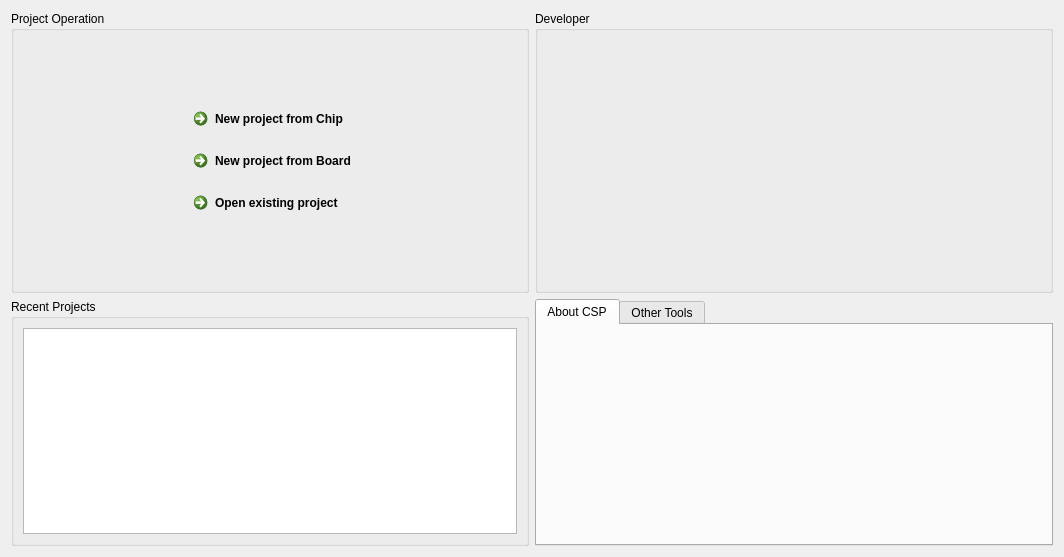
This is apps/dev/views/ViewHome.ui in csplink/csp as Qt 5 draws it before an edit. The edited form follows.
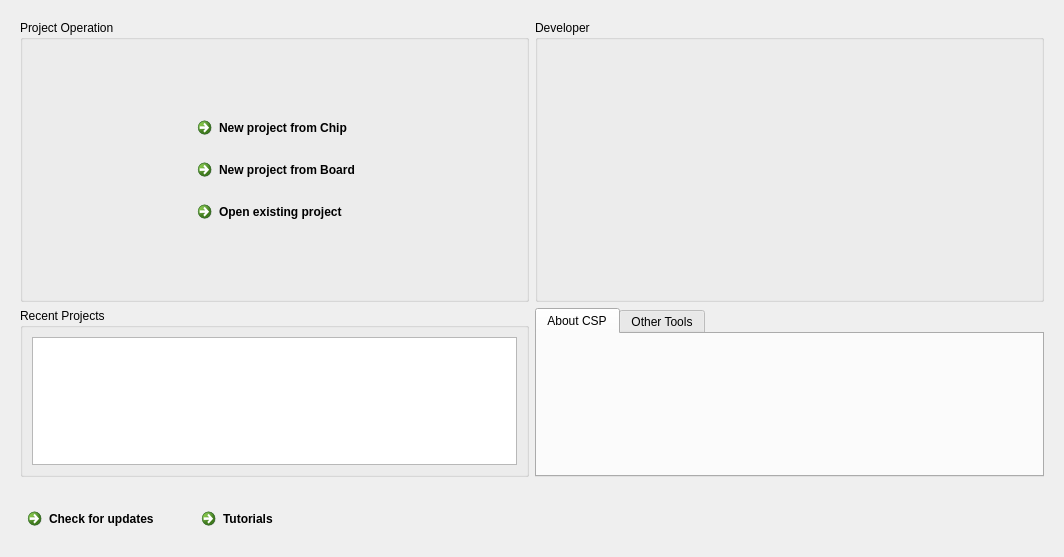
This is the edited form. The open tabs and pages were chosen to show the change.

```diff
--- a/apps/dev/views/ViewHome.ui
+++ b/apps/dev/views/ViewHome.ui
@@ -16,7 +16,10 @@
   <property name="styleSheet">
    <string notr="true"/>
   </property>
-  <layout class="QGridLayout" name="gridLayout" rowstretch="1,1" columnstretch="1,1">
+  <layout class="QVBoxLayout" name="verticalLayout">
+   <item>
+    <widget class="QWidget" name="widget" native="true">
+     <layout class="QGridLayout" name="gridLayout">
    <item row="0" column="0">
     <widget class="QGroupBox" name="groupBox">
      <property name="sizePolicy">
@@ -190,6 +193,42 @@
        <string>Other Tools</string>
       </attribute>
      </widget>
+       </widget>
+      </item>
+     </layout>
+    </widget>
+   </item>
+   <item>
+    <widget class="QWidget" name="widget_2" native="true">
+     <layout class="QHBoxLayout" name="horizontalLayout">
+      <item>
+       <widget class="QCommandLinkButton" name="commandLinkButton">
+        <property name="text">
+         <string>Check for updates</string>
+        </property>
+       </widget>
+      </item>
+      <item>
+       <widget class="QCommandLinkButton" name="commandLinkButton_2">
+        <property name="text">
+         <string>Tutorials</string>
+        </property>
+       </widget>
+      </item>
+      <item>
+       <spacer name="horizontalSpacer_3">
+        <property name="orientation">
+         <enum>Qt::Horizontal</enum>
+        </property>
+        <property name="sizeHint" stdset="0">
+         <size>
+          <width>677</width>
+          <height>20</height>
+         </size>
+        </property>
+       </spacer>
+      </item>
+     </layout>
     </widget>
    </item>
   </layout>
```
Left out of the diff: 2 changed lines with no effect on the pictures. Lines whose indentation alone changed are shown as unchanged.
